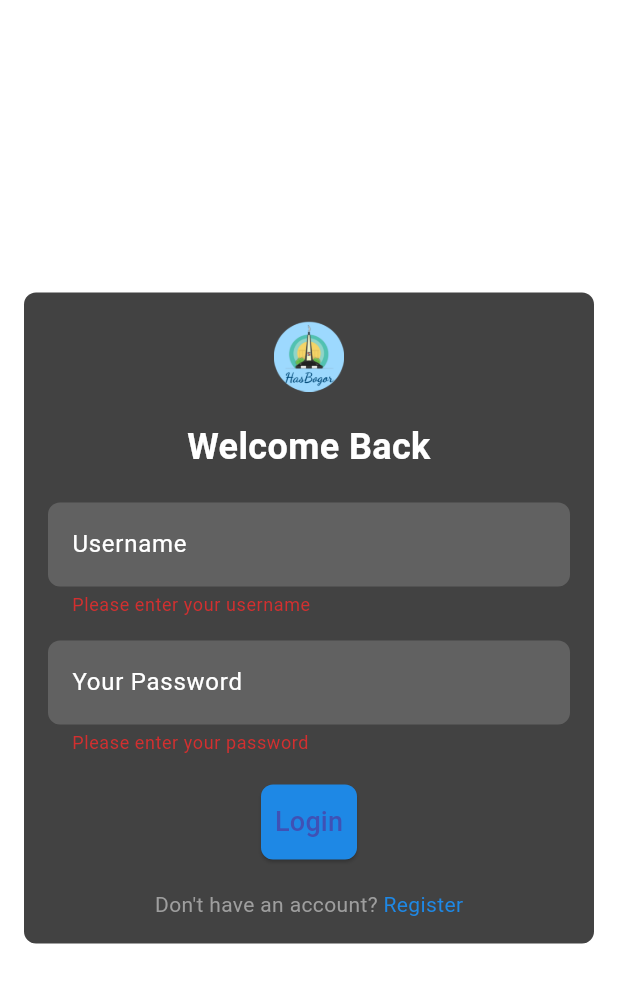
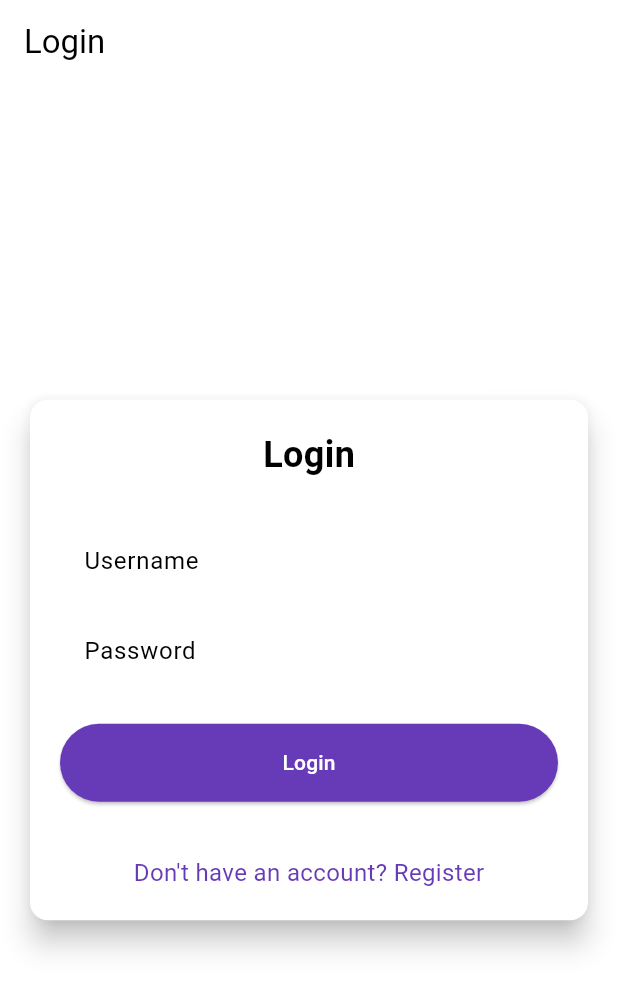
Before and after one commit to has-bogor/has-bogor-mobile, a Flutter app: the screen it shows after launch, after a tap on "Login", on a phone screen of 412 x 824 dp. Shown: the top 991 px of the screen. Run offline on Flutter 3.47's test engine with Material 3 defaults, Android fonts, the phone set to English and light mode, and no system bars; missing offline and left inert: pbp_django_auth.

Commit message:
login tutorial

```diff
--- a/has_bogor/lib/main.dart
+++ b/has_bogor/lib/main.dart
@@ -29,7 +29,7 @@
         ),
         initialRoute: '/', // Halaman awal yang akan ditampilkan
         routes: {
-          '/': (context) => LoginScreen(), // Halaman Login
+          '/': (context) => LoginApp(), // Halaman Login
           '/register': (context) => RegisterScreen(), // Halaman Register
           '/home': (context) => HomeScreen(), // Halaman Home
         },
--- a/has_bogor/lib/screens/authentication/login.dart
+++ b/has_bogor/lib/screens/authentication/login.dart
@@ -1,209 +1,174 @@
-import 'dart:convert';
+import 'package:has_bogor/screens/authentication/home.dart';
+import 'package:has_bogor/screens/authentication/register.dart';
 import 'package:flutter/material.dart';
-import 'package:http/http.dart' as http;
+import 'package:pbp_django_auth/pbp_django_auth.dart';
+import 'package:provider/provider.dart';
+
 
 void main() {
-  runApp(const LoginScreen());
+  runApp(const LoginApp());
 }
 
-class LoginScreen extends StatefulWidget {
-  const LoginScreen({Key? key}) : super(key: key);
+class LoginApp extends StatelessWidget {
+  const LoginApp({super.key});
 
   @override
-  _LoginScreenState createState() => _LoginScreenState();
+  Widget build(BuildContext context) {
+    return MaterialApp(
+      title: 'Login',
+      theme: ThemeData(
+        useMaterial3: true,
+        colorScheme: ColorScheme.fromSwatch(
+          primarySwatch: Colors.deepPurple,
+        ).copyWith(secondary: Colors.deepPurple[400]),
+      ),
+      home: const LoginPage(),
+    );
+  }
 }
 
-class _LoginScreenState extends State<LoginScreen> {
-  final _usernameController = TextEditingController();
-  final _passwordController = TextEditingController();
-  final _formKey = GlobalKey<FormState>();
-  String _errorMessage = '';  // Pesan error
+class LoginPage extends StatefulWidget {
+  const LoginPage({super.key});
 
-  // Fungsi untuk login dengan API
-  void _login() async {
-    if (_formKey.currentState!.validate()) {
+  @override
+  State<LoginPage> createState() => _LoginPageState();
+}
+
+class _LoginPageState extends State<LoginPage> {
+  final TextEditingController _usernameController = TextEditingController();
+  final TextEditingController _passwordController = TextEditingController();
+
+  @override
+  Widget build(BuildContext context) {
+    final request = context.watch<CookieRequest>();
+
+    return Scaffold(
+      appBar: AppBar(
+        title: const Text('Login'),
+      ),
+      body: Center(
+        child: SingleChildScrollView(
+          padding: const EdgeInsets.all(16.0),
+          child: Card(
+            elevation: 8,
+            shape: RoundedRectangleBorder(
+              borderRadius: BorderRadius.circular(12.0),
+            ),
+            child: Padding(
+              padding: const EdgeInsets.all(20.0),
+              child: Column(
+                mainAxisSize: MainAxisSize.min,
+                children: [
+                  const Text(
+                    'Login',
+                    style: TextStyle(
+                      fontSize: 24.0,
+                      fontWeight: FontWeight.bold,
+                    ),
+                  ),
+                  const SizedBox(height: 30.0),
+                  TextField(
+                    controller: _usernameController,
+                    decoration: const InputDecoration(
+                      labelText: 'Username',
+                      hintText: 'Enter your username',
+                      border: OutlineInputBorder(
+                        borderRadius: BorderRadius.all(Radius.circular(12.0)),
+                      ),
+                      contentPadding:
+                          EdgeInsets.symmetric(horizontal: 12.0, vertical: 8.0),
+                    ),
+                  ),
+                  const SizedBox(height: 12.0),
+                  TextField(
+                    controller: _passwordController,
+                    decoration: const InputDecoration(
+                      labelText: 'Password',
+                      hintText: 'Enter your password',
+                      border: OutlineInputBorder(
+                        borderRadius: BorderRadius.all(Radius.circular(12.0)),
+                      ),
+                      contentPadding:
+                          EdgeInsets.symmetric(horizontal: 12.0, vertical: 8.0),
+                    ),
+                    obscureText: true,
+                  ),
+                  const SizedBox(height: 24.0),
+                  ElevatedButton(
+                    onPressed: () async {
                       String username = _usernameController.text;
                       String password = _passwordController.text;
 
-      var url = Uri.parse('http://127.0.0.1:8000/authentication/api/login/');
+                      // Cek kredensial
+                      // Ganti URL dan jangan lupa tambahkan trailing slash (/) di akhir URL!
+                      // Untuk menyambungkan Android emulator dengan Django pada localhost,
+                      // gunakan URL http://10.0.2.2/
+                      final response = await request
+                          .login("http://127.0.0.1/authentication/login/", {
+                        'username': username,
+                        'password': password,
+                      });
 
-      try {
-        // Ambil CSRF Token dari cookies atau header respon server
-        var csrfToken = await _getCsrfToken();
-
-        var response = await http.post(
-          url,
-          headers: {
-            "Content-Type": "application/json",
-            "X-CSRFToken": csrfToken,  // Sertakan CSRF token di header
-          },
-          body: json.encode({
-            "username": username,
-            "password": password,
-          }),
+                      if (request.loggedIn) {
+                        String message = response['message'];
+                        String uname = response['username'];
+                        if (context.mounted) {
+                          Navigator.pushReplacement(
+                            context,
+                            MaterialPageRoute(
+                                builder: (context) => HomeScreen()),
                           );
-
-        // Debugging output
-        print("Response Status: ${response.statusCode}");
-        print("Response Body: ${response.body}");
-
-        if (response.statusCode == 200) {
-          var data = json.decode(response.body);
-
-          if (data['status'] == true) {
-            // Login sukses, navigasi ke halaman Home
-            print("Login berhasil, menuju Home");
-            Navigator.pushReplacementNamed(context, '/home');
-          } else {
-            // Login gagal, tampilkan pesan error
-            setState(() {
-              _errorMessage = data['message'] ?? 'Login gagal';
-            });
+                          ScaffoldMessenger.of(context)
+                            ..hideCurrentSnackBar()
+                            ..showSnackBar(
+                              SnackBar(
+                                  content:
+                                      Text("$message Selamat datang, $uname.")),
+                            );
                         }
                       } else {
-          setState(() {
-            _errorMessage = 'gak iso login T-T. Status: ${response.statusCode}';
-          });
-        }
-      } catch (e) {
-        print("Error: $e");
-        setState(() {
-          _errorMessage = 'gak iso login T-T.';
-        });
+                        if (context.mounted) {
+                          showDialog(
+                            context: context,
+                            builder: (context) => AlertDialog(
+                              title: const Text('Login Gagal'),
+                              content: Text(response['message']),
+                              actions: [
+                                TextButton(
+                                  child: const Text('OK'),
+                                  onPressed: () {
+                                    Navigator.pop(context);
+                                  },
+                                ),
+                              ],
+                            ),
+                          );
                         }
                       }
-  }
-
-  // Fungsi untuk mengambil CSRF Token dari cookies atau response
-  Future<String> _getCsrfToken() async {
-    // Jika kamu mendapatkan token CSRF dari cookies atau response server
-    // Misalnya, menggunakan response.headers['set-cookie'] atau package cookies
-    return 'YOUR_CSRF_TOKEN'; // Ganti dengan token yang sesuai
-  }
-
-  @override
-  Widget build(BuildContext context) {
-    return Scaffold(
-      body: Center(
-        child: Padding(
-          padding: const EdgeInsets.all(16.0),
-          child: SingleChildScrollView(
-            child: Form(
-              key: _formKey,
-              child: Container(
-                decoration: BoxDecoration(
-                  color: Colors.grey[800],
-                  borderRadius: BorderRadius.circular(8),
+                    },
+                    style: ElevatedButton.styleFrom(
+                      foregroundColor: Colors.white,
+                      minimumSize: const Size(double.infinity, 50),
+                      backgroundColor: Theme.of(context).colorScheme.primary,
+                      padding: const EdgeInsets.symmetric(vertical: 16.0),
                     ),
-                padding: EdgeInsets.all(16),
-                width: double.infinity,
-                constraints: BoxConstraints(maxWidth: 400),
-                child: Column(
-                  crossAxisAlignment: CrossAxisAlignment.center,
-                  children: [
-                    Center(
-                      child: Image.asset(
-                        'assets/images/logo.png',
-                        height: 50,
-                        width: 50,
+                    child: const Text('Login'),
                   ),
-                    ),
-                    SizedBox(height: 20),
-                    Text(
-                      'Welcome Back',
-                      style: TextStyle(
-                        fontSize: 24,
-                        fontWeight: FontWeight.bold,
-                        color: Colors.white,
-                      ),
-                      textAlign: TextAlign.center,
-                    ),
-                    SizedBox(height: 20),
-                    if (_errorMessage.isNotEmpty)
-                      Padding(
-                        padding: const EdgeInsets.symmetric(vertical: 10),
-                        child: Text(
-                          _errorMessage,
-                          style: TextStyle(color: Colors.red, fontSize: 14),
-                          textAlign: TextAlign.center,
-                        ),
-                      ),
-                    TextFormField(
-                      controller: _usernameController,
-                      style: TextStyle(color: Colors.white),
-                      decoration: InputDecoration(
-                        labelText: 'Username',
-                        labelStyle: TextStyle(color: Colors.white),
-                        filled: true,
-                        fillColor: Colors.grey[700],
-                        border: OutlineInputBorder(
-                          borderRadius: BorderRadius.circular(8),
-                          borderSide: BorderSide.none,
-                        ),
-                        hintText: 'Enter your username',
-                        hintStyle: TextStyle(color: Colors.white),
-                      ),
-                      validator: (value) {
-                        if (value == null || value.isEmpty) {
-                          return 'Please enter your username';
-                        }
-                        return null;
-                      },
-                    ),
-                    SizedBox(height: 16),
-                    TextFormField(
-                      controller: _passwordController,
-                      obscureText: true,
-                      style: TextStyle(color: Colors.white),
-                      decoration: InputDecoration(
-                        labelText: 'Your Password',
-                        labelStyle: TextStyle(color: Colors.white),
-                        filled: true,
-                        fillColor: Colors.grey[700],
-                        border: OutlineInputBorder(
-                          borderRadius: BorderRadius.circular(8),
-                          borderSide: BorderSide.none,
-                        ),
-                        hintText: 'Enter your password',
-                        hintStyle: TextStyle(color: Colors.white),
-                      ),
-                      validator: (value) {
-                        if (value == null || value.isEmpty) {
-                          return 'Please enter your password';
-                        }
-                        return null;
-                      },
-                    ),
-                    SizedBox(height: 20),
-                    Center(
-                      child: ElevatedButton(
-                        onPressed: _login,
-                        style: ElevatedButton.styleFrom(
-                          backgroundColor: Colors.blue[600],
-                          padding: EdgeInsets.symmetric(vertical: 12),
-                          shape: RoundedRectangleBorder(
-                            borderRadius: BorderRadius.circular(8),
-                          ),
-                        ),
-                        child: Text('Login', style: TextStyle(fontSize: 18)),
-                      ),
-                    ),
-                    SizedBox(height: 20),
-                    Center(
-                      child: Row(
-                        mainAxisAlignment: MainAxisAlignment.center,
-                        children: [
-                          Text('Don\'t have an account? ', style: TextStyle(color: Colors.grey)),
+                  const SizedBox(height: 36.0),
                   GestureDetector(
                     onTap: () {
-                              Navigator.pushNamed(context, '/register');
+                      Navigator.push(
+                        context,
+                        MaterialPageRoute(
+                            builder: (context) => RegisterScreen()),
+                      );
                     },
                     child: Text(
-                              'Register',
-                              style: TextStyle(color: Colors.blue[600]),
+                      'Don\'t have an account? Register',
+                      style: TextStyle(
+                        color: Theme.of(context).colorScheme.primary,
+                        fontSize: 16.0,
                       ),
-                          ),
-                        ],
                     ),
                   ),
                 ],
@@ -212,7 +177,6 @@ class _LoginScreenState extends State<LoginScreen> {
           ),
         ),
       ),
-      ),
     );
   }
 }
```
Also changed, not shown: has_bogor/logo.png (added). Lines whose indentation alone changed are shown as unchanged.
